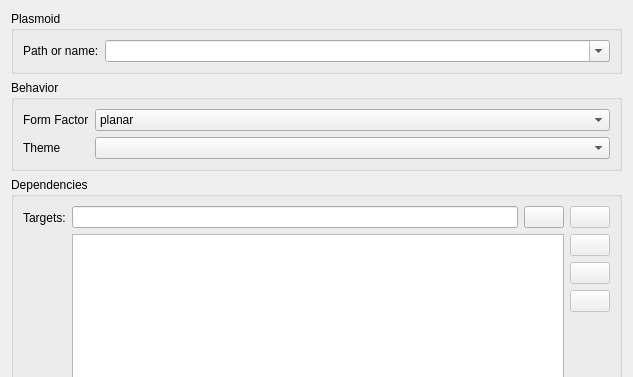
Before: the Qt Designer form kdeintegration/executeplasmoid/plasmoidexecutionconfig.ui in KDE/kdevelop, drawn with Qt 5; both pictures show x 0 to 633 and y 0 to 377 of the 633 by 616 pixel window.
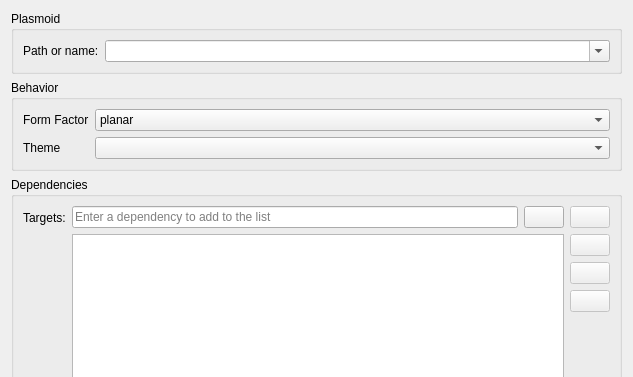
After: the same form once the commit is applied. Custom widgets are drawn as their Qt base class.

Commit message:
KF5: Port KLineEdit -> QLineEdit, and others
Make compile wrt changes in kdevplatform

Diff of the .ui file:
```diff
--- a/kdeintegration/executeplasmoid/plasmoidexecutionconfig.ui
+++ b/kdeintegration/executeplasmoid/plasmoidexecutionconfig.ui
@@ -122,7 +122,7 @@
           <property name="toolTip">
            <string>Enter a dependency to add to the list</string>
           </property>
-          <property name="clickMessage">
+          <property name="placeholderText">
            <string>Enter a dependency to add to the list</string>
           </property>
           <property name="showClearButton" stdset="0">
@@ -247,7 +247,7 @@
   </customwidget>
   <customwidget>
    <class>ProjectItemLineEdit</class>
-   <extends>KLineEdit</extends>
+   <extends>QLineEdit</extends>
    <header>project/projectitemlineedit.h</header>
   </customwidget>
  </customwidgets>
```
Left out of the diff: 2 changed lines with no effect on the pictures. The commit also changes 14 other files.
